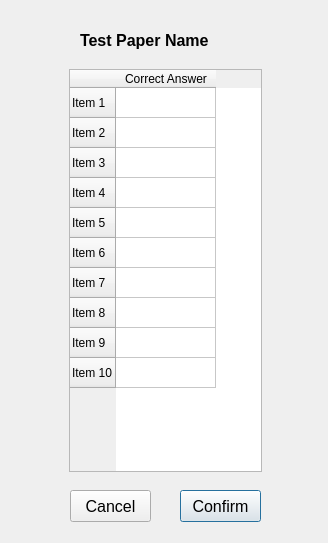
Above: AnsKeyDialog.ui from jarapamikaella/OpenCV_TestPaperChecker before the change. Below: the same form after it.
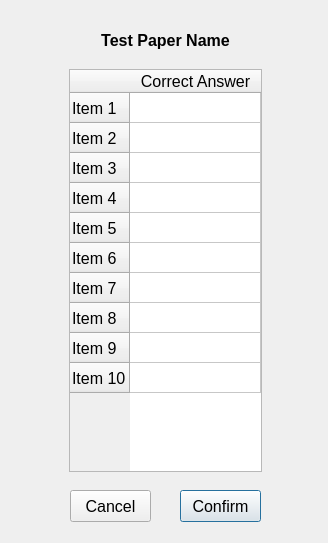
That is the form after the change.

What changed in the file:
```diff
--- a/AnsKeyDialog.ui
+++ b/AnsKeyDialog.ui
@@ -40,6 +40,9 @@
    <property name="text">
     <string>Test Paper Name</string>
    </property>
+   <property name="alignment">
+    <set>Qt::AlignCenter</set>
+   </property>
   </widget>
   <widget class="QFrame" name="verticalFrame">
    <property name="geometry">
@@ -53,12 +56,20 @@
    <layout class="QVBoxLayout" name="verticalLayout">
     <item>
      <widget class="QTableWidget" name="tableWidget">
+      <property name="font">
+       <font>
+        <pointsize>12</pointsize>
+       </font>
+      </property>
       <property name="verticalScrollBarPolicy">
        <enum>Qt::ScrollBarAlwaysOff</enum>
       </property>
       <property name="horizontalScrollBarPolicy">
        <enum>Qt::ScrollBarAlwaysOff</enum>
       </property>
+      <attribute name="horizontalHeaderStretchLastSection">
+       <bool>true</bool>
+      </attribute>
       <row>
        <property name="text">
         <string>Item 1</string>
```
